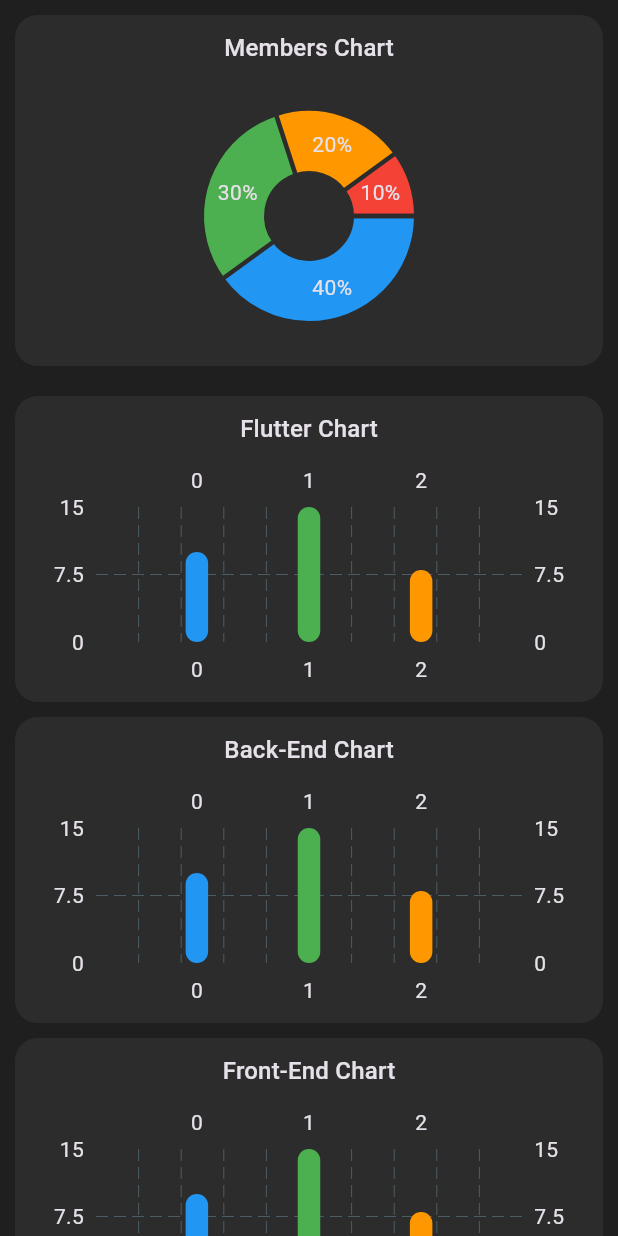
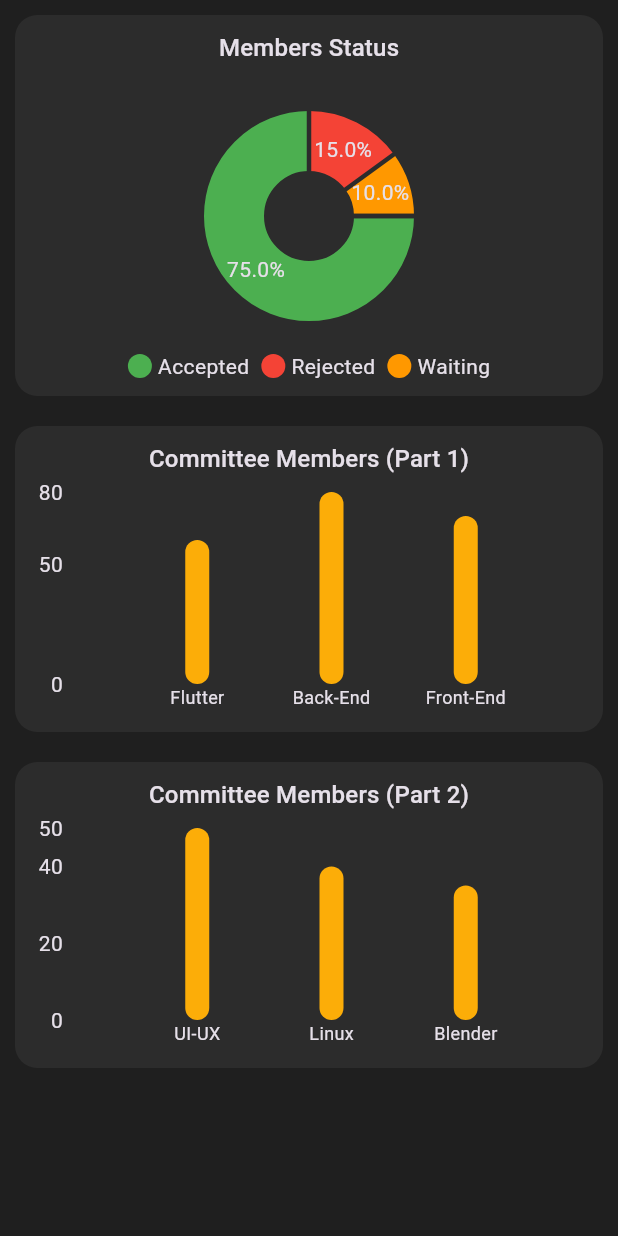
Before and after one commit to Mostafa170420/OSC-System, a Flutter app: the RightSidebar widget shown alone on an empty page, opened directly, on a phone screen of 412 x 824 dp. Run offline on Flutter 3.47's test engine with Material 3 defaults, Android fonts, the phone set to English and light mode, and no system bars; drawn by our look-alikes of fl_chart; our stand-ins replace bloc, connectivity_plus, either_dart, flutter_bloc, google_fonts, hive and 7 more; accounts and stored records are empty.

Commit message:
Enhance RightSidebar widget with member status and committee charts

```diff
--- a/lib/features/salkhana/presentation/widgets/right_sidebar.dart
+++ b/lib/features/salkhana/presentation/widgets/right_sidebar.dart
@@ -1,9 +1,28 @@
 import 'package:fl_chart/fl_chart.dart';
 import 'package:flutter/material.dart';
-import '../../../../core/constant/constant.dart';
 
 class RightSidebar extends StatelessWidget {
   const RightSidebar({super.key});
+
+  // Static data for member status
+  final Map<String, int> memberStatusCounts = const {
+    'accepted': 150,
+    'rejected': 30,
+    'waiting': 20,
+  };
+
+  // Static data for committees and their member counts (split into two groups)
+  final Map<String, int> committeeGroup1Counts = const {
+    'Flutter': 60,
+    'Back-End': 80,
+    'Front-End': 70,
+  };
+
+  final Map<String, int> committeeGroup2Counts = const {
+    'UI-UX': 50,
+    'Linux': 40,
+    'Blender': 35,
+  };
 
   @override
   Widget build(BuildContext context) {
@@ -12,7 +31,7 @@ class RightSidebar extends StatelessWidget {
         padding: const EdgeInsets.symmetric(vertical: 10, horizontal: 10),
         child: Column(
           children: [
-            // Chart for Members
+            // Chart for Members Status (Accepted, Rejected, Waiting)
             Container(
               padding: const EdgeInsets.all(10),
               decoration: BoxDecoration(
@@ -22,7 +41,7 @@ class RightSidebar extends StatelessWidget {
               child: Column(
                 children: [
                   Text(
-                    'Members Chart',
+                    'Members Status',
                     style: Theme.of(context).textTheme.titleMedium,
                   ),
                   const SizedBox(height: 10),
@@ -32,27 +51,24 @@ class RightSidebar extends StatelessWidget {
                       PieChartData(
                         sections: [
                           PieChartSectionData(
-                            value: 40,
-                            color: Colors.blue,
-                            title: '40%',
+                            value: memberStatusCounts['accepted']!.toDouble(),
+                            color: Colors.green,
+                            title:
+                                '${((memberStatusCounts['accepted']! / memberStatusCounts.values.reduce((a, b) => a + b)) * 100).toStringAsFixed(1)}%',
                             radius: 40,
                           ),
                           PieChartSectionData(
-                            value: 30,
-                            color: Colors.green,
-                            title: '30%',
+                            value: memberStatusCounts['rejected']!.toDouble(),
+                            color: Colors.red,
+                            title:
+                                '${((memberStatusCounts['rejected']! / memberStatusCounts.values.reduce((a, b) => a + b)) * 100).toStringAsFixed(1)}%',
                             radius: 40,
                           ),
                           PieChartSectionData(
-                            value: 20,
+                            value: memberStatusCounts['waiting']!.toDouble(),
                             color: Colors.orange,
-                            title: '20%',
-                            radius: 40,
-                          ),
-                          PieChartSectionData(
-                            value: 10,
-                            color: Colors.red,
-                            title: '10%',
+                            title:
+                                '${((memberStatusCounts['waiting']! / memberStatusCounts.values.reduce((a, b) => a + b)) * 100).toStringAsFixed(1)}%',
                             radius: 40,
                           ),
                         ],
@@ -61,15 +77,22 @@ class RightSidebar extends StatelessWidget {
                       ),
                     ),
                   ),
+                  Row(
+                    mainAxisAlignment: MainAxisAlignment.center,
+                    children: [
+                      _buildIndicator(color: Colors.green, text: 'Accepted'),
+                      const SizedBox(width: 8),
+                      _buildIndicator(color: Colors.red, text: 'Rejected'),
+                      const SizedBox(width: 8),
+                      _buildIndicator(color: Colors.orange, text: 'Waiting'),
+                    ],
+                  ),
                 ],
               ),
             ),
             const SizedBox(height: 20),
-
-            // Different Charts for Committees
-            for (int i = 0; i < committees.length - 1; i++)
+            // First Bar Chart for Committee Members Count (Group 1)
             Container(
-                margin: const EdgeInsets.only(bottom: 10),
               padding: const EdgeInsets.all(10),
               decoration: BoxDecoration(
                 color: Theme.of(context).canvasColor,
@@ -78,48 +101,104 @@ class RightSidebar extends StatelessWidget {
               child: Column(
                 children: [
                   Text(
-                      '${committees[i][1]} Chart',
+                    'Committee Members (Part 1)',
                     style: Theme.of(context).textTheme.titleMedium,
                   ),
                   const SizedBox(height: 10),
                   SizedBox(
-                      height: 150,
+                    height: 150, // Adjust height as needed
                     child: BarChart(
                       BarChartData(
-                          barGroups: [
-                            BarChartGroupData(
-                              x: 0,
-                              barRods: [
-                                BarChartRodData(
-                                  toY: 10,
-                                  color: Colors.blue,
-                                  width: 15,
+                        gridData: const FlGridData(show: false),
+                        titlesData: FlTitlesData(
+                          bottomTitles: AxisTitles(
+                            sideTitles: SideTitles(
+                              showTitles: true,
+                              getTitlesWidget: (double value, TitleMeta meta) {
+                                final index = value.toInt();
+                                if (index >= 0 &&
+                                    index < committeeGroup1Counts.length) {
+                                  return Text(
+                                    committeeGroup1Counts.keys.toList()[index],
+                                    style: const TextStyle(fontSize: 12),
+                                  );
+                                }
+                                return const Text('');
+                              },
+                            ),
+                          ),
+                          leftTitles: const AxisTitles(
+                            sideTitles:
+                                SideTitles(showTitles: true, reservedSize: 30),
+                          ),
+                          topTitles: const AxisTitles(
+                            sideTitles: SideTitles(showTitles: false),
+                          ),
+                          rightTitles: const AxisTitles(
+                            sideTitles: SideTitles(showTitles: false),
+                          ),
+                        ),
+                        borderData: FlBorderData(show: false),
+                        barGroups:
+                            _generateBarGroups(context, committeeGroup1Counts),
+                      ),
+                    ),
                   ),
                 ],
               ),
-                            BarChartGroupData(
-                              x: 1,
-                              barRods: [
-                                BarChartRodData(
-                                  toY: 15,
-                                  color: Colors.green,
-                                  width: 15,
             ),
-                              ],
+
+// Second Bar Chart for Committee Members Count (Group 2)
+            const SizedBox(height: 20),
+            Container(
+              padding: const EdgeInsets.all(10),
+              decoration: BoxDecoration(
+                color: Theme.of(context).canvasColor,
+                borderRadius: BorderRadius.circular(15),
               ),
-                            BarChartGroupData(
-                              x: 2,
-                              barRods: [
-                                BarChartRodData(
-                                  toY: 8,
-                                  color: Colors.orange,
-                                  width: 15,
+              child: Column(
+                children: [
+                  Text(
+                    'Committee Members (Part 2)',
+                    style: Theme.of(context).textTheme.titleMedium,
                   ),
-                              ],
+                  const SizedBox(height: 10),
+                  SizedBox(
+                    height: 150, // Adjust height as needed
+                    child: BarChart(
+                      BarChartData(
+                        gridData: const FlGridData(show: false),
+                        titlesData: FlTitlesData(
+                          bottomTitles: AxisTitles(
+                            sideTitles: SideTitles(
+                              showTitles: true,
+                              getTitlesWidget: (double value, TitleMeta meta) {
+                                final index = value.toInt();
+                                if (index >= 0 &&
+                                    index < committeeGroup2Counts.length) {
+                                  return Text(
+                                    committeeGroup2Counts.keys.toList()[index],
+                                    style: const TextStyle(fontSize: 12),
+                                  );
+                                }
+                                return const Text('');
+                              },
                             ),
-                          ],
-                          titlesData: FlTitlesData(),
+                          ),
+                          leftTitles: const AxisTitles(
+                            sideTitles:
+                                SideTitles(showTitles: true, reservedSize: 30),
+                          ),
+                          topTitles: const AxisTitles(
+                            sideTitles: SideTitles(showTitles: false),
+                          ),
+                          rightTitles: const AxisTitles(
+                            sideTitles: SideTitles(showTitles: false),
+                          ),
+                        ),
                         borderData: FlBorderData(show: false),
+                        barGroups:
+                            _generateBarGroups(context, committeeGroup2Counts),
                       ),
                     ),
                   ),
@@ -131,4 +210,42 @@ class RightSidebar extends StatelessWidget {
       ),
     );
   }
+
+  List<BarChartGroupData> _generateBarGroups(
+      BuildContext context, Map<String, int> data) {
+    final List<BarChartGroupData> barGroups = [];
+    data.forEach((committee, count) {
+      barGroups.add(
+        BarChartGroupData(
+          x: data.keys.toList().indexOf(committee),
+          barRods: [
+            BarChartRodData(
+              toY: count.toDouble(),
+              color: Theme.of(context).primaryColor,
+              width: 16,
+            ),
+          ],
+        ),
+      );
+    });
+    return barGroups;
   }
+
+  Widget _buildIndicator({required Color color, required String text}) {
+    return Row(
+      mainAxisSize: MainAxisSize.min,
+      children: [
+        Container(
+          width: 16,
+          height: 16,
+          decoration: BoxDecoration(
+            color: color,
+            shape: BoxShape.circle,
+          ),
+        ),
+        const SizedBox(width: 4),
+        Text(text),
+      ],
+    );
+  }
+}
```
Lines whose indentation alone changed are shown as unchanged.
